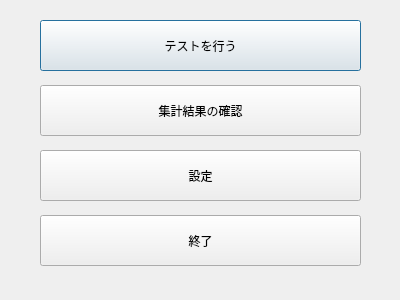
Before: the Qt Designer form src/static/ui_files/menu.ui in d-kimuson/flowSound, drawn with Qt 5.
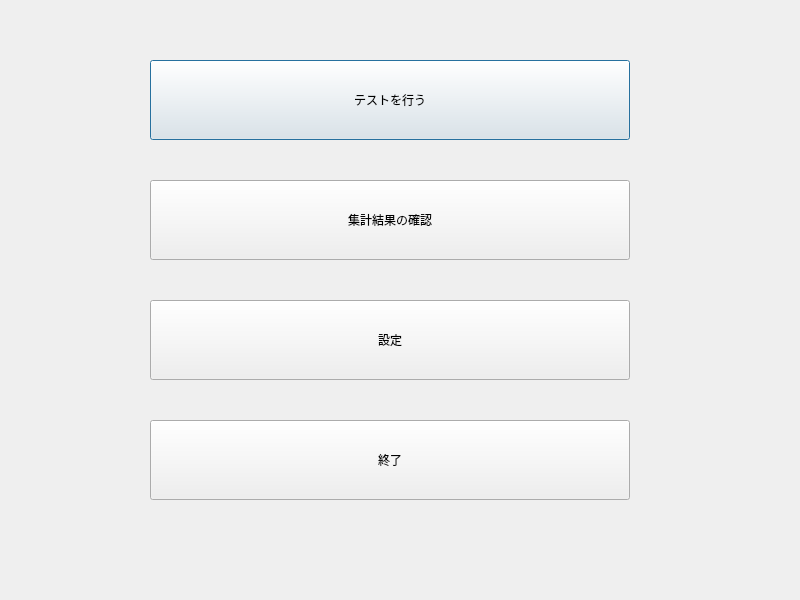
After: the same form once the commit is applied.

```diff
--- a/src/static/ui_files/menu.ui
+++ b/src/static/ui_files/menu.ui
@@ -6,8 +6,8 @@
    <rect>
     <x>0</x>
     <y>0</y>
-    <width>400</width>
-    <height>300</height>
+    <width>800</width>
+    <height>600</height>
    </rect>
   </property>
   <property name="windowTitle">
@@ -16,10 +16,10 @@
   <widget class="QPushButton" name="GoTestButton">
    <property name="geometry">
     <rect>
-     <x>40</x>
-     <y>20</y>
-     <width>321</width>
-     <height>51</height>
+     <x>150</x>
+     <y>60</y>
+     <width>480</width>
+     <height>80</height>
     </rect>
    </property>
    <property name="text">
@@ -29,10 +29,10 @@
   <widget class="QPushButton" name="GoResultButton">
    <property name="geometry">
     <rect>
-     <x>40</x>
-     <y>85</y>
-     <width>321</width>
-     <height>51</height>
+     <x>150</x>
+     <y>180</y>
+     <width>480</width>
+     <height>80</height>
     </rect>
    </property>
    <property name="text">
@@ -42,10 +42,10 @@
   <widget class="QPushButton" name="GoSettingsButton">
    <property name="geometry">
     <rect>
-     <x>40</x>
-     <y>150</y>
-     <width>321</width>
-     <height>51</height>
+     <x>150</x>
+     <y>300</y>
+     <width>480</width>
+     <height>80</height>
     </rect>
    </property>
    <property name="text">
@@ -55,10 +55,10 @@
   <widget class="QPushButton" name="ExitButton">
    <property name="geometry">
     <rect>
-     <x>40</x>
-     <y>215</y>
-     <width>321</width>
-     <height>51</height>
+     <x>150</x>
+     <y>420</y>
+     <width>480</width>
+     <height>80</height>
     </rect>
    </property>
    <property name="text">
```
